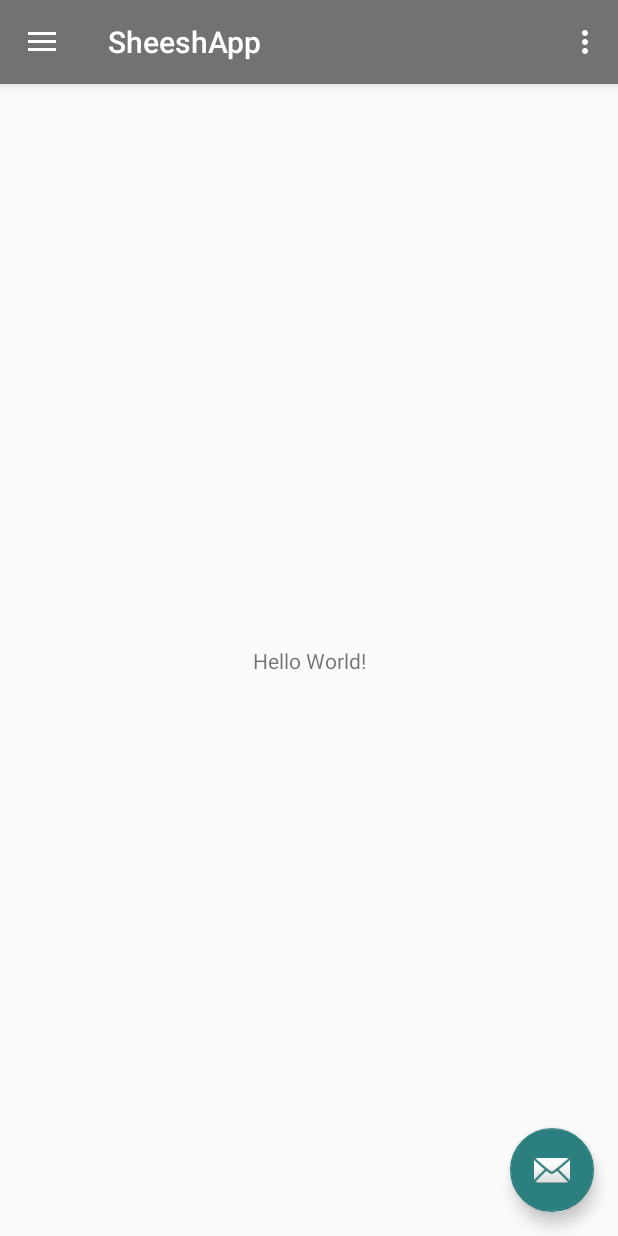
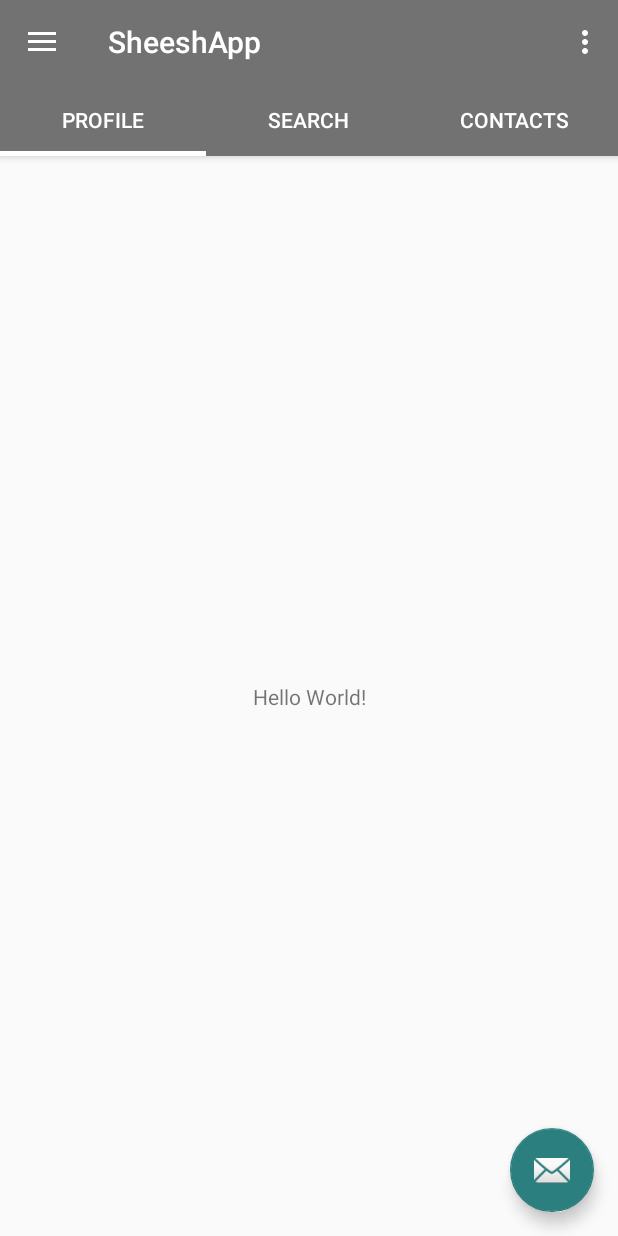
Before and after one commit to DawidMa/sheeshApp, an Android app: the MainActivity screen opened directly, with no data from a screen before it, on a phone screen of 412 x 824 dp. Run offline under Robolectric (Android 15) with nearby library versions, the light colour scheme and no system bars.

Commit message:
Tabs in Drawer
Added Tabs to main. Getting ready for friends

```diff
--- /dev/null
+++ b/code/app/src/main/java/de/dhkarlsruhe/it/sheeshapp/sheeshapp/FriendsFragment.java
@@ -0,0 +1,21 @@
+package de.dhkarlsruhe.it.sheeshapp.sheeshapp;
+
+import android.app.Fragment;
+import android.os.Bundle;
+import android.view.LayoutInflater;
+import android.view.View;
+import android.view.ViewGroup;
+
+/**
+ * Created by Informatik on 23.11.2017.
+ */
+
+public class FriendsFragment extends android.support.v4.app.Fragment {
+
+    @Override
+    public View onCreateView(LayoutInflater inflater, ViewGroup container,
+                             Bundle savedInstanceState) {
+        // Inflate the layout for this fragment
+        return inflater.inflate(R.layout.fragment_friends, container, false);
+    }
+}
--- a/code/app/src/main/java/de/dhkarlsruhe/it/sheeshapp/sheeshapp/LogInActivity.java
+++ b/code/app/src/main/java/de/dhkarlsruhe/it/sheeshapp/sheeshapp/LogInActivity.java
@@ -53,11 +53,11 @@ public class LogInActivity extends AppCompatActivity {
         if (username.equals(sharedUsername) && password.equals(sharedPassword)) {
             Toast.makeText(this,"Login successful", Toast.LENGTH_LONG).show();
             this.finish();
+
             Intent intent = new Intent(this,MainActivity.class);
             startActivity(intent);
         } else {
             Toast.makeText(this,"Wrong login", Toast.LENGTH_LONG).show();
-
         }
 
     }
--- a/code/app/src/main/java/de/dhkarlsruhe/it/sheeshapp/sheeshapp/MainActivity.java
+++ b/code/app/src/main/java/de/dhkarlsruhe/it/sheeshapp/sheeshapp/MainActivity.java
@@ -5,6 +5,12 @@ import android.content.SharedPreferences;
 import android.os.Bundle;
 import android.support.design.widget.FloatingActionButton;
 import android.support.design.widget.Snackbar;
+import android.support.design.widget.TabLayout;
+import android.support.v4.app.Fragment;
+import android.support.v4.app.FragmentManager;
+import android.support.v4.app.FragmentPagerAdapter;
+import android.support.v4.view.PagerAdapter;
+import android.support.v4.view.ViewPager;
 import android.view.View;
 import android.support.design.widget.NavigationView;
 import android.support.v4.view.GravityCompat;
@@ -14,11 +20,14 @@ import android.support.v7.app.AppCompatActivity;
 import android.support.v7.widget.Toolbar;
 import android.view.Menu;
 import android.view.MenuItem;
+import android.widget.EditText;
+import android.widget.TextView;
 
 public class MainActivity extends AppCompatActivity
         implements NavigationView.OnNavigationItemSelectedListener {
 
     private SharedPreferences pref;
+    private TextView tvUsername, tvEmail;
 
     @Override
     protected void onCreate(Bundle savedInstanceState) {
@@ -35,6 +44,12 @@ public class MainActivity extends AppCompatActivity
                         .setAction("Action", null).show();
             }
         });
+        ViewPager vp_pages= (ViewPager) findViewById(R.id.pager);
+        PagerAdapter pagerAdapter=new FragmentAdapter(getSupportFragmentManager());
+        vp_pages.setAdapter(pagerAdapter);
+
+        TabLayout tbl_pages= (TabLayout) findViewById(R.id.tbl_pages);
+        tbl_pages.setupWithViewPager(vp_pages);
 
         DrawerLayout drawer = (DrawerLayout) findViewById(R.id.drawer_layout);
         ActionBarDrawerToggle toggle = new ActionBarDrawerToggle(
@@ -42,8 +57,16 @@ public class MainActivity extends AppCompatActivity
         drawer.addDrawerListener(toggle);
         toggle.syncState();
 
+
         NavigationView navigationView = (NavigationView) findViewById(R.id.nav_view);
         navigationView.setNavigationItemSelectedListener(this);
+        View header=navigationView.getHeaderView(0);
+
+        tvUsername = header.findViewById(R.id.tvMaiUsername);
+        tvEmail = header.findViewById(R.id.tvMaiEmail);
+        tvUsername.setText(pref.getString("savedUsername","ErrorName"));
+        tvEmail.setText(pref.getString("savedEmail","ErrorEmail"));
+
     }
 
     @Override
@@ -102,4 +125,43 @@ public class MainActivity extends AppCompatActivity
         drawer.closeDrawer(GravityCompat.START);
         return true;
     }
+
+    class FragmentAdapter extends FragmentPagerAdapter {
+
+        public FragmentAdapter(FragmentManager fm) {
+            super(fm);
+        }
+
+        @Override
+        public Fragment getItem(int position) {
+            switch (position){
+                case 0:
+                    return new FriendsFragment();
+                case 1:
+                    return new FriendsFragment();
+                case 2:
+                    return new FriendsFragment();
+            }
+            return null;
+        }
+
+        @Override
+        public int getCount() {
+            return 3;
+        }
+
+
+        @Override
+        public CharSequence getPageTitle(int position) {
+            switch (position){
+                //
+                //Your tab titles
+                //
+                case 0:return "Profile";
+                case 1:return "Search";
+                case 2: return "Contacts";
+                default:return null;
+            }
+        }
+    }
 }
--- a/code/app/src/main/res/layout/activity_main.xml
+++ b/code/app/src/main/res/layout/activity_main.xml
@@ -13,6 +13,12 @@
         android:layout_width="match_parent"
         android:layout_height="match_parent" />
 
+    <android.support.v4.view.ViewPager xmlns:android="http://schemas.android.com/apk/res/android"
+        xmlns:tools="http://schemas.android.com/tools"
+        android:id="@+id/pager"
+        android:layout_width="match_parent"
+        android:layout_height="match_parent"
+        tools:context=".MainActivity" />
     <android.support.design.widget.NavigationView
         android:id="@+id/nav_view"
         android:layout_width="wrap_content"
@@ -23,4 +29,6 @@
         android:background="@drawable/side_menu_bar"
         app:menu="@menu/activity_main_drawer" />
 
+
+
 </android.support.v4.widget.DrawerLayout>
--- a/code/app/src/main/res/layout/app_bar_main.xml
+++ b/code/app/src/main/res/layout/app_bar_main.xml
@@ -18,6 +18,17 @@
             android:background="?attr/colorPrimary"
             app:popupTheme="@style/AppTheme.PopupOverlay" />
 
+        <android.support.design.widget.TabLayout
+            android:background="@color/colorPrimary"
+            app:tabSelectedTextColor="#ffffff"
+            app:tabIndicatorColor="#FFFFFF"
+            app:tabIndicatorHeight="3dp"
+            app:tabTextColor="#FFFFFF"
+            android:layout_width="match_parent"
+            android:layout_height="wrap_content"
+            app:tabMode="fixed"
+            app:tabGravity="fill"
+            android:id="@+id/tbl_pages"/>
     </android.support.design.widget.AppBarLayout>
 
     <include layout="@layout/content_main" />
--- /dev/null
+++ b/code/app/src/main/res/layout/fragment_friends.xml
@@ -0,0 +1,6 @@
+<?xml version="1.0" encoding="utf-8"?>
+<android.support.constraint.ConstraintLayout
+    xmlns:android="http://schemas.android.com/apk/res/android" android:layout_width="match_parent"
+    android:layout_height="match_parent">
+
+</android.support.constraint.ConstraintLayout>
--- a/code/app/src/main/res/layout/nav_header_main.xml
+++ b/code/app/src/main/res/layout/nav_header_main.xml
@@ -20,6 +20,7 @@
         app:srcCompat="@mipmap/ic_launcher_round" />
 
     <TextView
+        android:id="@+id/tvMaiUsername"
         android:layout_width="match_parent"
         android:layout_height="wrap_content"
         android:paddingTop="@dimen/nav_header_vertical_spacing"
@@ -27,7 +28,7 @@
         android:textAppearance="@style/TextAppearance.AppCompat.Body1" />
 
     <TextView
-        android:id="@+id/textView"
+        android:id="@+id/tvMaiEmail"
         android:layout_width="wrap_content"
         android:layout_height="wrap_content"
         android:text="dmaruszczyk@yahoo.de" />
```
